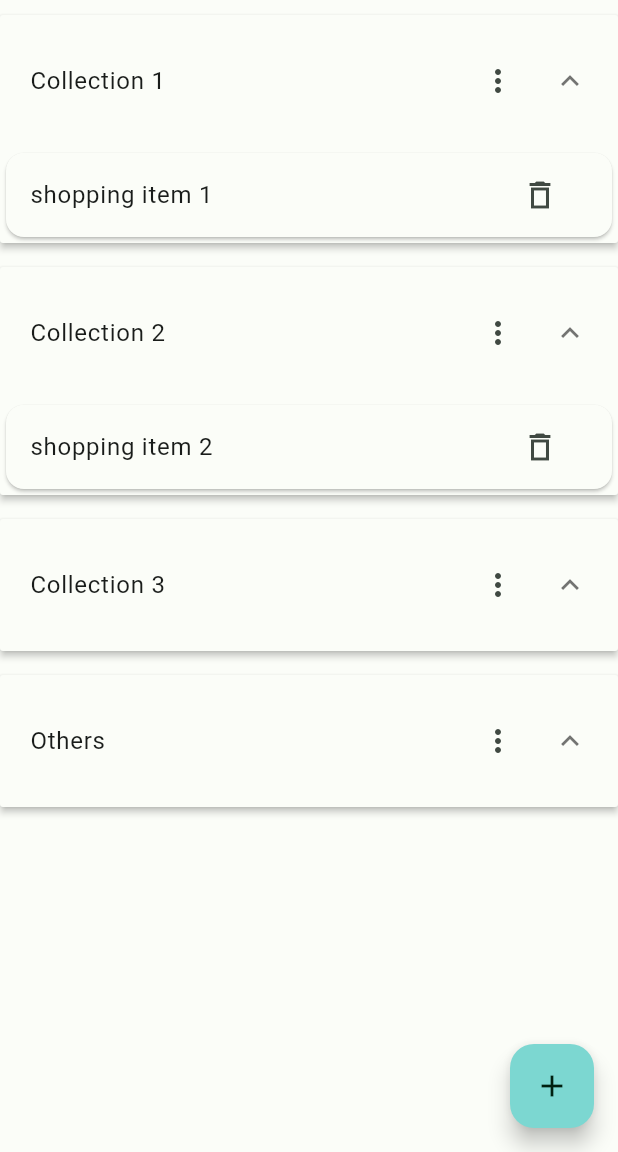
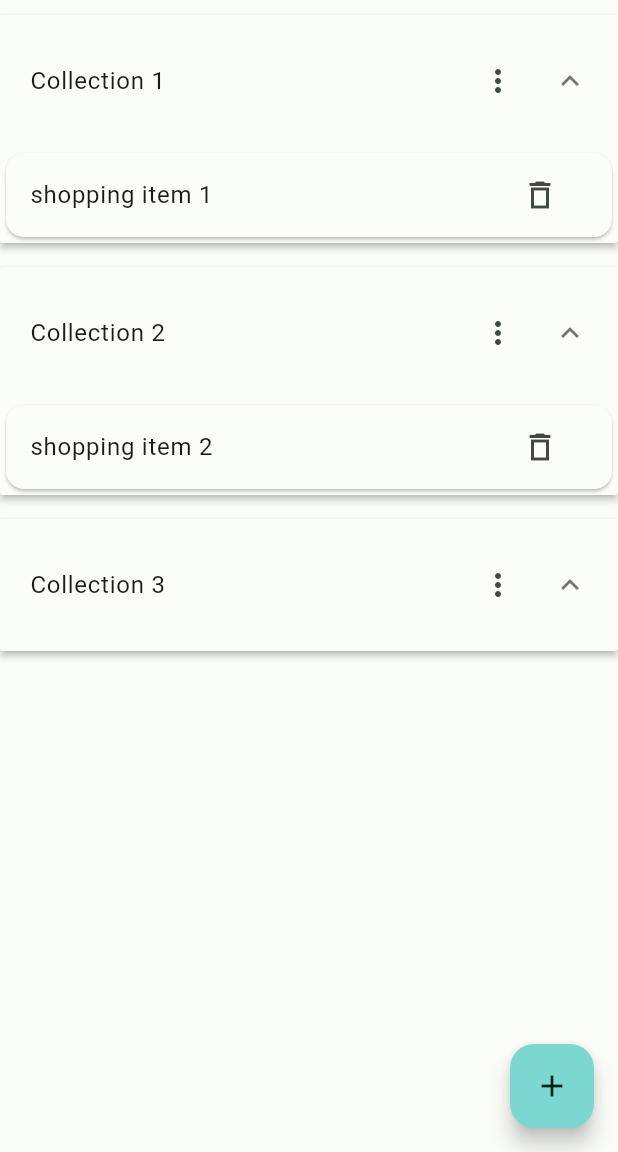
Before and after one commit to MuKhAlm/shopping_list_but_free, a Flutter app: the screen it shows after launch, in the side drawer, after a tap on "Collections", on a phone screen of 412 x 824 dp, the part 84-1236 px from its top. Run offline on Flutter 3.47's test engine with Material 2 defaults, Android fonts, the phone set to English and light mode, and no system bars; our stand-ins replace font_awesome_flutter, objectbox; generated files the repository leaves out were written again.

Commit message:
Feat: Remove the Others Collection and sort Collections in CollectionsScreen

```diff
--- a/lib/screens/collections_screen.dart
+++ b/lib/screens/collections_screen.dart
@@ -62,6 +62,14 @@ class _CollectionsScreenState extends State<CollectionsScreen> {
 
           final List<Collection> collections =
               collectionsSnapshot.data as List<Collection>;
+
+          // Remove Others Collection
+          collections.removeWhere((collection) => collection.name == 'Others');
+
+          // Sort collections
+          collections.sort((a, b) {
+            return a.name.toLowerCase().compareTo(b.name.toLowerCase());
+          });
 
           // Only init _collectionsExpansionState if the Collections in
           // relevantCollections and _collectionsExpansionState are different
```
